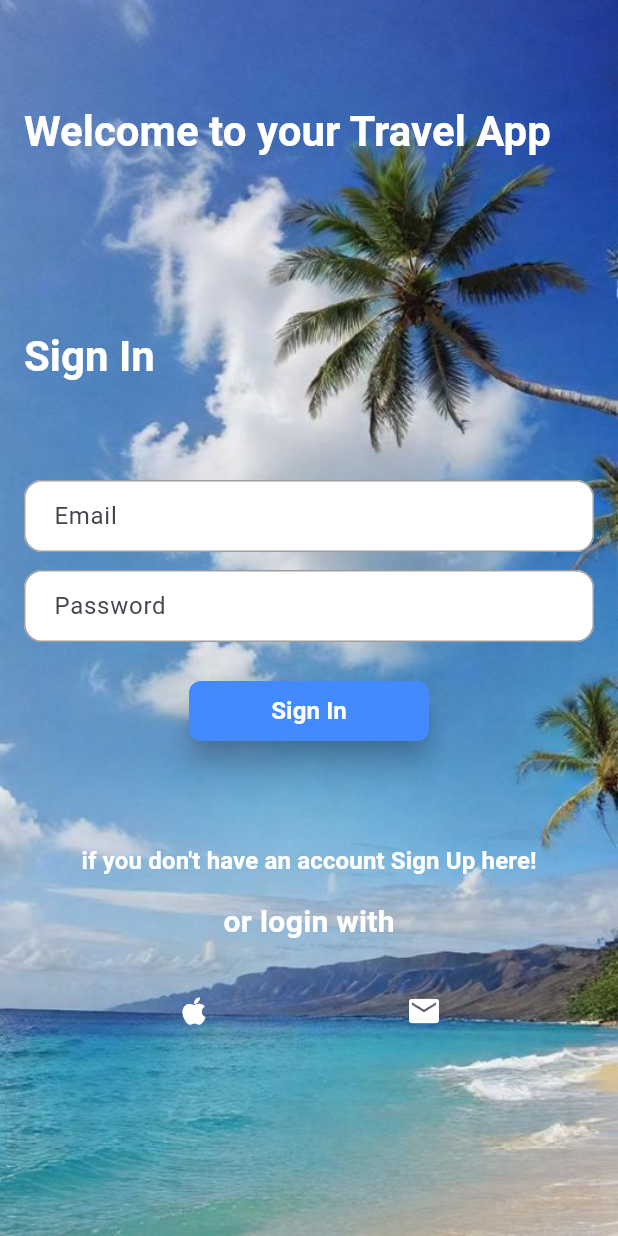
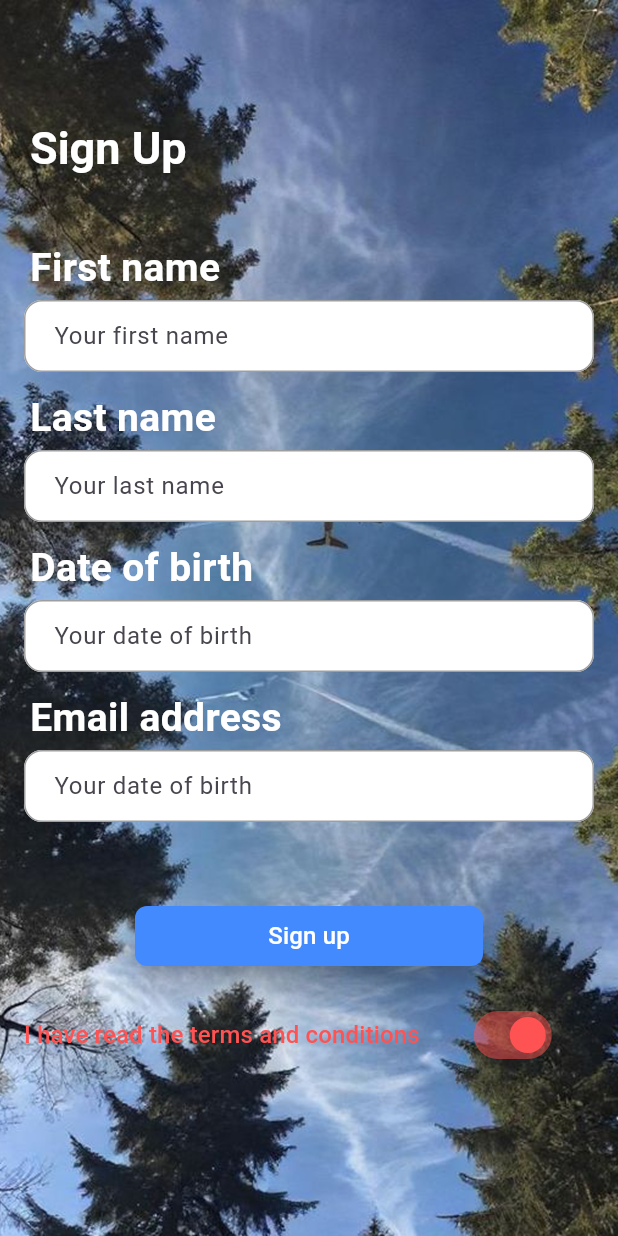
Before and after one commit to Brayteh/test_app, a Flutter app: the screen it shows after launch, after a tap on "if you don't have an account Sign Up her", on a phone screen of 412 x 824 dp. Run offline on Flutter 3.47's test engine with Material 3 defaults, Android fonts, the phone set to English and light mode, and no system bars.

Commit message:
sign up + switch terms

```diff
--- /dev/null
+++ b/test_app/lib/Theme/switching.dart
@@ -0,0 +1,21 @@
+import 'package:flutter/material.dart';
+
+class MySwitch extends StatelessWidget {
+  final bool value;
+  final ValueChanged<bool> onChanged;
+
+  const MySwitch({
+    super.key,
+    required this.value,
+    required this.onChanged,
+  });
+
+  @override
+  Widget build(BuildContext context) {
+    return Switch(
+      value: value,
+      activeColor: Colors.redAccent,
+      onChanged: onChanged,
+    );
+  }
+}
--- a/test_app/lib/Theme/theme.dart
+++ b/test_app/lib/Theme/theme.dart
@@ -7,9 +7,9 @@ class MyTheme {
 
     scaffoldBackgroundColor: Colors.white,
     textTheme: const TextTheme(                           // für Texte
-      headlineLarge: TextStyle(fontSize: 28,fontWeight: FontWeight.bold,color: Colors.white),
-      bodyMedium: TextStyle(fontSize: 20),
-      labelLarge: TextStyle(fontSize: 16,color: Colors.green)
+      headlineLarge: TextStyle(fontSize: 30,fontWeight: FontWeight.bold,color: Colors.white),
+      bodyMedium: TextStyle(fontSize: 26,fontWeight: FontWeight.bold,color: Colors.white),
+      labelLarge: TextStyle(fontSize: 16,color: Colors.redAccent)
     ),
       appBarTheme: AppBarTheme(
         foregroundColor: const Color.fromARGB(255, 108, 194, 255),
--- a/test_app/lib/screens/SignIn.dart
+++ b/test_app/lib/screens/SignIn.dart
@@ -1,4 +1,5 @@
 import 'package:flutter/material.dart';
+import 'package:test_app/screens/SignUp.dart';
 
 class SignInPage extends StatelessWidget {
   const SignInPage({super.key});
@@ -14,7 +15,7 @@ class SignInPage extends StatelessWidget {
               image: DecorationImage(image: AssetImage("images/signIn.png"),fit: BoxFit.cover),),
           ),
 
-          Positioned( top: 70,left:16 ,
+          Positioned( top: 70,left: 8,
             child: Text("Welcome to your Travel App",style: Theme.of(context).textTheme.headlineLarge),
             ),
             Positioned(top: 220,left: 16,
@@ -42,12 +43,12 @@ class SignInPage extends StatelessWidget {
             ),
             Positioned(top: 550,right: 0,left: 0,
               child: Center(
-                child: TextButton(onPressed: (){},
-                 child: Text("if you don't have an account Sign Up here!",style: TextStyle(color: Colors.white,fontWeight: FontWeight.bold),)),
+                child: TextButton(onPressed: (){Navigator.of(context).push(MaterialPageRoute(builder: (context)=>SignUpPage()));},
+                 child: Text("if you don't have an account Sign Up here!",style: TextStyle(color: Colors.white,fontWeight: FontWeight.bold),textAlign:TextAlign.center,)),
               )),
-              Positioned(top: 600,right: 0,left: 0,
+              Positioned(top: 620,right: 0,left: 0,
                 child: Center(child: Text("or login with",style: TextStyle(color: Colors.white,fontWeight: FontWeight.bold)))),
-                Positioned(top: 650,right: 0,left: 0,
+                Positioned(top: 670,right: 0,left: 0,
                   child:Row(mainAxisAlignment: MainAxisAlignment.spaceEvenly,
                     children: [
                       IconButton(onPressed: (){}, icon: Icon(Icons.apple,color: Colors.white)),
--- /dev/null
+++ b/test_app/lib/screens/SignUp.dart
@@ -0,0 +1,80 @@
+import 'package:flutter/material.dart';
+import 'package:test_app/Theme/switching.dart';
+
+class SignUpPage extends StatefulWidget {
+  const SignUpPage({super.key});
+
+  @override
+  State<SignUpPage> createState() => _SignUpPageState();
+}
+
+class _SignUpPageState extends State<SignUpPage> {
+  bool term = true;
+  @override
+  Widget build(BuildContext context) {
+    return  Scaffold(
+      body: Stack(
+        children: [
+          Container(alignment: Alignment.center,
+            decoration:BoxDecoration(
+              image: DecorationImage(image: AssetImage("images/signUp.png"),fit: BoxFit.cover),
+            ) ,
+          ),
+          Positioned(top: 80,left: 20,
+            child: Text("Sign Up",style: Theme.of(context).textTheme.headlineLarge,)
+            ),
+            Positioned(top: 160, left: 20,
+              child: Text("First name",style: Theme.of(context).textTheme.bodyMedium ,)
+              ),
+              Positioned(top: 200,right: 16,left: 16,
+                child: TextField(keyboardType: TextInputType.name,
+                  decoration: InputDecoration(filled: true,fillColor: Colors.white,hintText: "Your first name"), ),
+                  ),
+              Positioned(top: 260, left: 20,
+              child: Text("Last name",style: Theme.of(context).textTheme.bodyMedium ,)
+              ),
+              Positioned(top: 300,right: 16,left: 16,
+                child: TextField( keyboardType: TextInputType.name,
+                  decoration: InputDecoration(filled: true,fillColor: Colors.white,hintText: "Your last name"), ),
+                  ),
+              Positioned(top: 360, left: 20,
+               child: Text("Date of birth",style: Theme.of(context).textTheme.bodyMedium ,)
+               ),
+              Positioned(top: 400,right: 16,left: 16,
+                child: TextField( keyboardType: TextInputType.datetime,
+                  decoration: InputDecoration(filled: true,fillColor: Colors.white,hintText: "Your date of birth"),),
+                  ),
+              Positioned(top: 460, left: 20,
+              child: Text("Email address",style: Theme.of(context).textTheme.bodyMedium ,)
+              ),
+              Positioned(top: 500,right: 16,left: 16,
+                child: TextField( keyboardType: TextInputType.datetime,
+                  decoration: InputDecoration(filled: true,fillColor: Colors.white,hintText: "Your date of birth"), ),
+                  ),
+              Positioned(top: 600,right: 90,left: 90,
+                    child: ElevatedButton(onPressed: (){},
+                     child: Text("Sign up"))
+                     ),
+              Positioned( top: 650,
+                child: Row(
+                  children: [
+                    Padding(
+                      padding: const EdgeInsets.all(16.0),
+                      child: Text("I have read the terms and conditions",style: Theme.of(context).textTheme.labelLarge,),
+                    ),
+                    Padding(
+                      padding: const EdgeInsets.all(16.0),
+                      child: MySwitch(value: term,
+                       onChanged: (bool value) {setState(() {
+                         term = value;
+                       });}
+                       ),
+                    ),
+                  ],
+                ),),
+
+        ],
+      ),
+    );
+  }
+}
```
Also changed, not shown: test_app/images/signUp.png (added).
